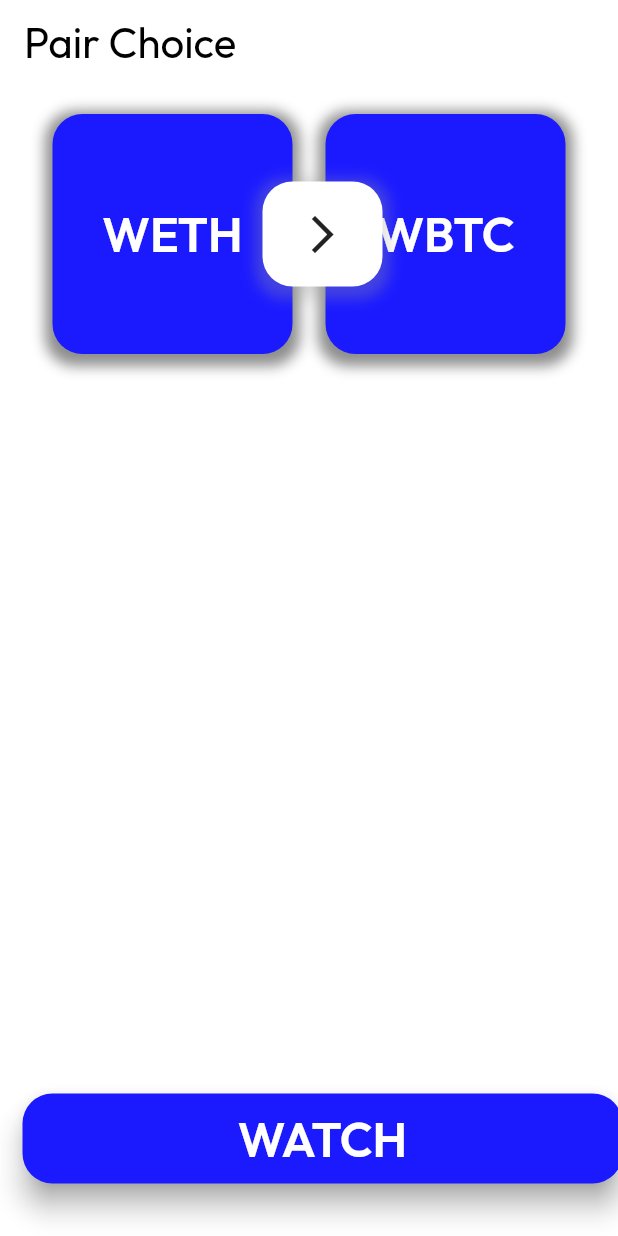
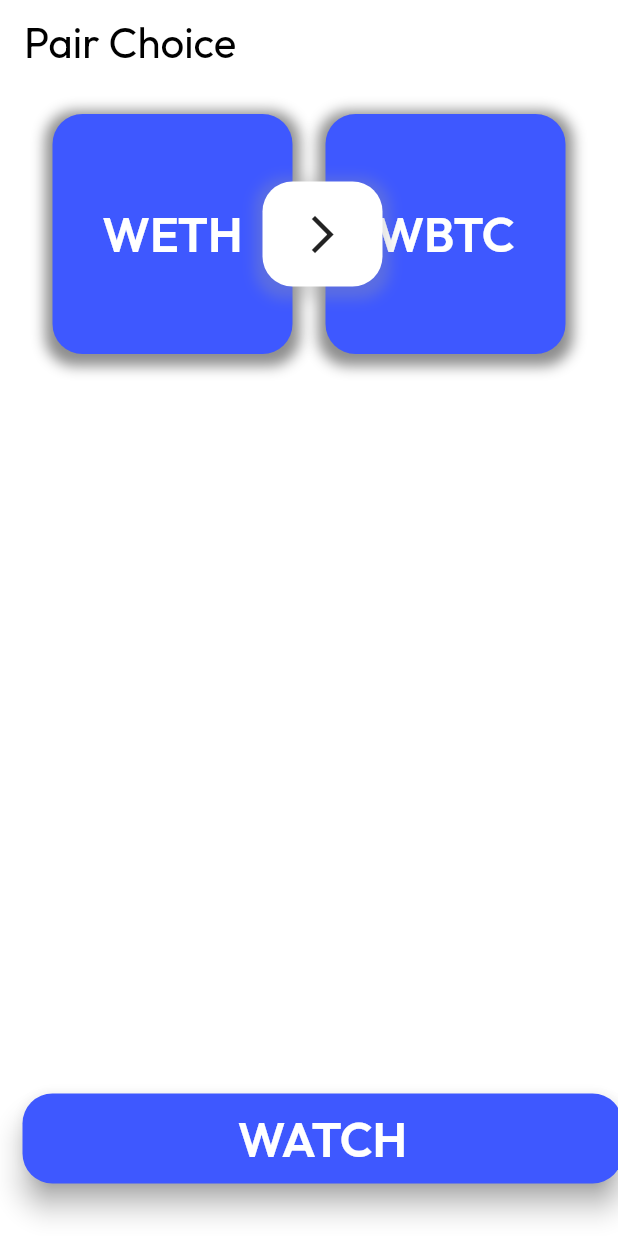
Before and after one commit to Zhorenty/cryptochart, a Flutter app: the screen it shows after launch, on a phone screen of 412 x 824 dp. Run offline on Flutter 3.47's test engine with Material 2 defaults, Android fonts, the phone set to English and light mode, and no system bars; our stand-ins replace flutter_spinkit, syncfusion_flutter_charts.

Commit message:
color changing

```diff
--- a/lib/core/constants/colors.dart
+++ b/lib/core/constants/colors.dart
@@ -1,7 +1,7 @@
 import 'package:flutter/material.dart';
 
 class ColorConstants {
-  static const Color primaryColor = Color(0xff1B1AFF);
+  static const Color primaryColor = Color.fromARGB(255, 62, 88, 255);
   static const Color secondaryWhiteColor = Color(0xffffffff);
   static const Color secondaryBlackColor = Color(0xff1c1c1c);
 }
```
